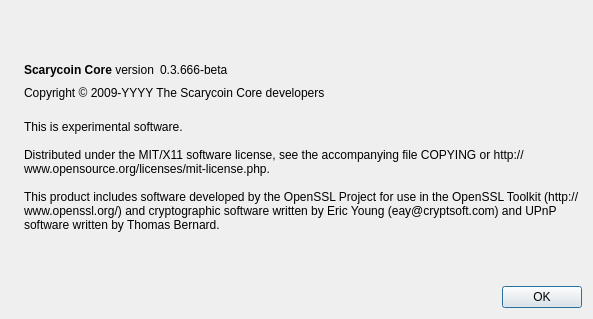
Before: the Qt Designer form src/qt/forms/aboutdialog.ui in glaspe/sidecoin, drawn with Qt 5.
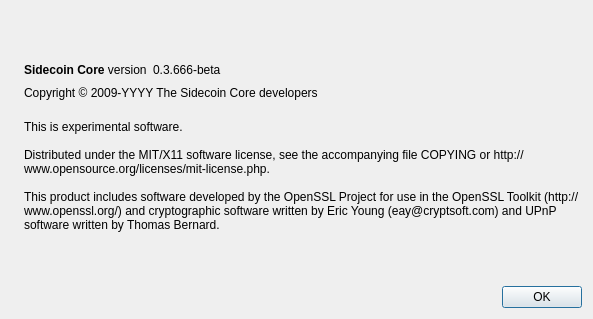
After: the same form once the commit is applied. Icons and pictures are not drawn.

```diff
--- a/src/qt/forms/aboutdialog.ui
+++ b/src/qt/forms/aboutdialog.ui
@@ -50,7 +50,7 @@
           <cursorShape>IBeamCursor</cursorShape>
          </property>
          <property name="text">
-          <string>&lt;b&gt;Scarycoin Core&lt;/b&gt; version</string>
+          <string>&lt;b&gt;Sidecoin Core&lt;/b&gt; version</string>
          </property>
          <property name="textInteractionFlags">
           <set>Qt::LinksAccessibleByMouse|Qt::TextSelectableByKeyboard|Qt::TextSelectableByMouse</set>
@@ -91,7 +91,7 @@
         <cursorShape>IBeamCursor</cursorShape>
        </property>
        <property name="text">
-        <string notr="true">Copyright &amp;copy; 2009-YYYY The Scarycoin Core developers</string>
+        <string notr="true">Copyright &amp;copy; 2009-YYYY The Sidecoin Core developers</string>
        </property>
        <property name="textFormat">
         <enum>Qt::RichText</enum>
```
Left out of the diff: 6 changed lines with no effect on the pictures.
